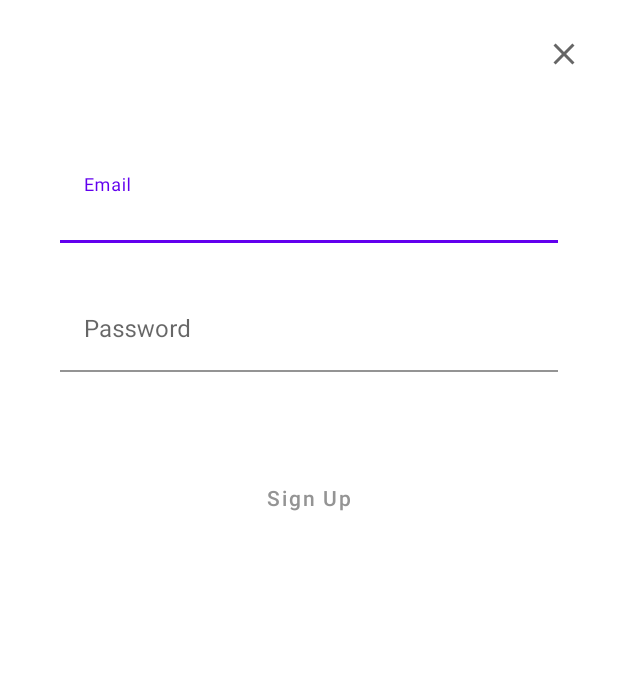
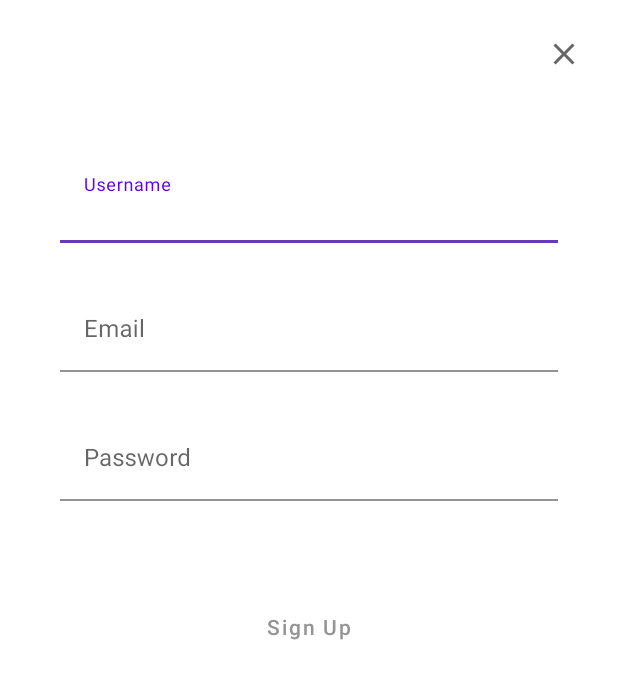
Before and after one commit to JasonHeoJung/MAD-Assignment-SPlanner, an Android app: the SignupActivity screen opened directly, with no data from a screen before it, on a phone screen of 412 x 824 dp. Shown: the top 679 px of the screen. Run offline under Robolectric (Android 15) with nearby library versions, the phone set to English and light mode, and no system bars; our stand-ins replace Firebase (no records; nobody signed in at launch, a user with empty details on screens opened directly).

Commit message:
add field for username

```diff
--- a/app/src/main/res/layout/activity_signup.xml
+++ b/app/src/main/res/layout/activity_signup.xml
@@ -20,6 +20,7 @@
         app:layout_constraintTop_toTopOf="parent"
         tools:visibility="visible" />
 
+
     <com.google.android.material.textfield.TextInputLayout
         android:id="@+id/textInputLayout"
         android:layout_width="match_parent"
@@ -28,10 +29,31 @@
         android:layout_marginTop="106dp"
         android:layout_marginEnd="40dp"
         app:boxBackgroundColor="#00FFFFFF"
+        app:boxStrokeColor="#673AB7"
+        app:hintTextColor="#6200EE"
+        app:layout_constraintTop_toTopOf="parent">
+
+        <EditText
+            android:id="@+id/etUsername"
+            android:layout_width="match_parent"
+            android:layout_height="wrap_content"
+            android:hint="Username"
+            android:inputType="text" />
+
+    </com.google.android.material.textfield.TextInputLayout>
+
+    <com.google.android.material.textfield.TextInputLayout
+        android:id="@+id/textInputLayout1"
+        android:layout_width="match_parent"
+        android:layout_height="wrap_content"
+        android:layout_marginStart="40dp"
+        android:layout_marginTop="30dp"
+        android:layout_marginEnd="40dp"
+        app:boxBackgroundColor="#00FFFFFF"
         app:hintTextColor="#6200EE"
         app:layout_constraintEnd_toEndOf="@+id/textInputLayout2"
         app:layout_constraintStart_toStartOf="@+id/textInputLayout2"
-        app:layout_constraintTop_toTopOf="parent">
+        app:layout_constraintTop_toBottomOf="@+id/textInputLayout">
 
         <EditText
             android:id="@+id/etEmail"
@@ -53,7 +75,7 @@
         app:hintTextColor="#6200EE"
         app:layout_constraintEnd_toEndOf="@+id/signupBtn"
         app:layout_constraintStart_toStartOf="@+id/signupBtn"
-        app:layout_constraintTop_toBottomOf="@+id/textInputLayout"
+        app:layout_constraintTop_toBottomOf="@+id/textInputLayout1"
         app:passwordToggleEnabled="false">
 
         <EditText
```
